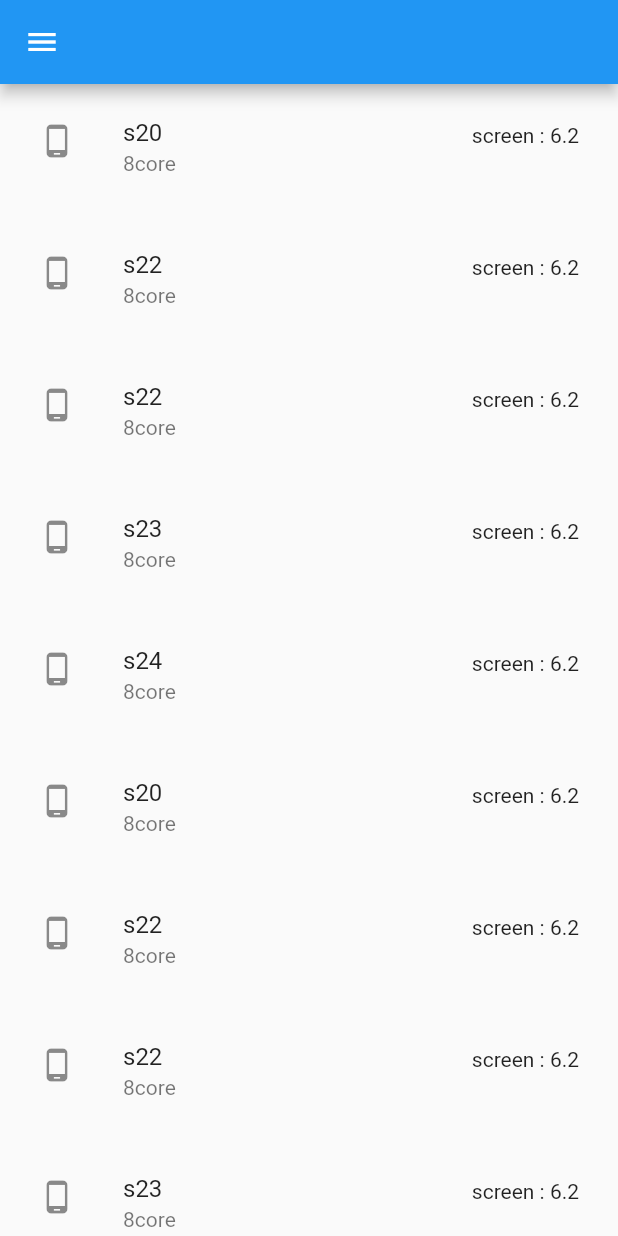
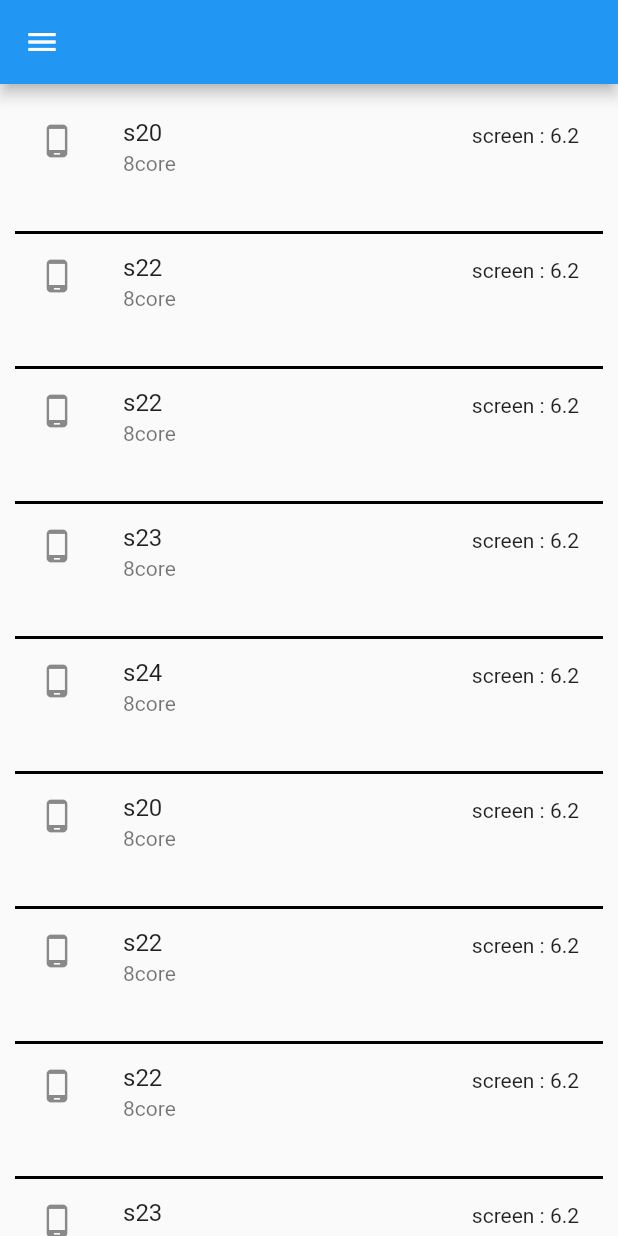
Before and after one commit to OuchattiKhadija/First_App_Flutter, a Flutter app: the screen it shows after launch, on a phone screen of 412 x 824 dp. Run offline on Flutter 3.47's test engine with Material 2 defaults, Android fonts, the phone set to English and light mode, and no system bars.

```diff
--- a/lib/otherWidget.dart
+++ b/lib/otherWidget.dart
@@ -64,7 +64,10 @@ class _OtherState extends State<Other> {
     return Scaffold(
         appBar: AppBar(),
         drawer: Drawer(),
-        body: ListView.builder(
+        body: ListView.separated(
+          separatorBuilder: (context,index){
+            return Divider(color: Colors.black, height : 2,thickness: 2, );
+          },
           padding: EdgeInsets.all(10),
         // itemCount: li.length,
          itemCount: mobile.length,
```
